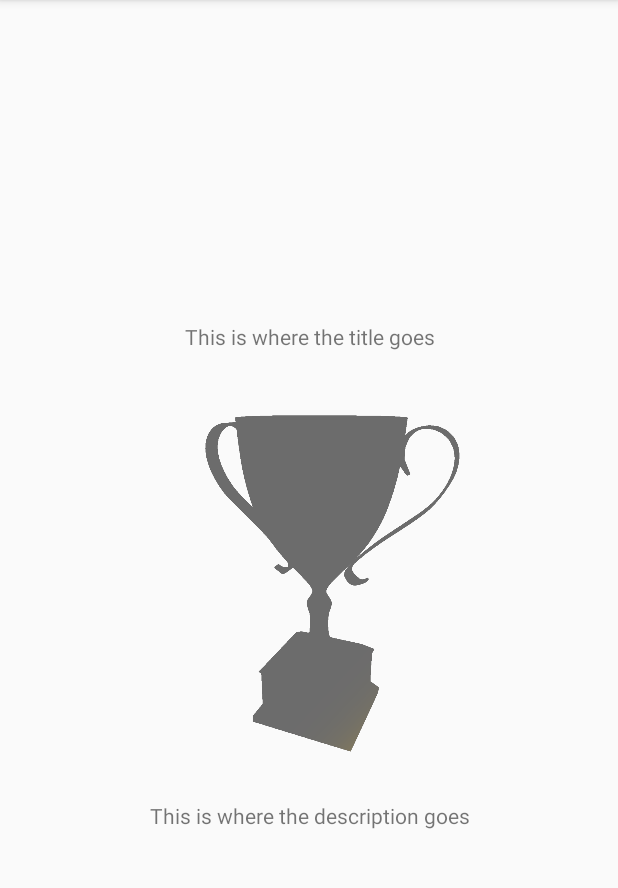
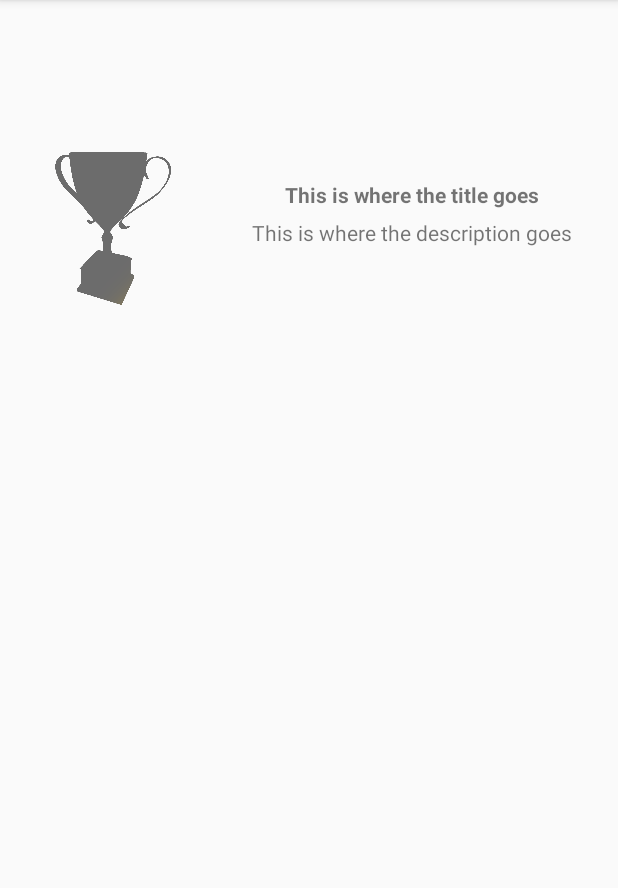
Before and after one commit to georgecodesdev/skylite, an Android app: the screen it shows after launch (MainActivity), on a phone screen of 412 x 824 dp, the part 84-972 px from its top. Run offline under Robolectric (Android 15) with nearby library versions, the phone set to English and light mode, and no system bars.

Commit message:
Layout change for Fragment
- Changed layout for easier compatibility when it is incorporated into Achievement Screen

```diff
--- a/app/src/main/java/com/example/skylite/Fragments/FragmentTrophy.java
+++ b/app/src/main/java/com/example/skylite/Fragments/FragmentTrophy.java
@@ -2,6 +2,7 @@ package com.example.skylite.Fragments;
 
 import android.content.Context;
 import android.content.res.TypedArray;
+import android.graphics.Typeface;
 import android.graphics.drawable.Drawable;
 import android.os.Bundle;
 
@@ -53,6 +54,7 @@ public class FragmentTrophy extends Fragment {
         mapUIElementsByID();
 
         description.setText(descriptionStr);
+        title.setTypeface(null, Typeface.BOLD);
         title.setText(titleStr);
         toggleCompletion(hasCompletedTrophy);
     }
--- a/app/src/main/res/layout/fragment_trophy.xml
+++ b/app/src/main/res/layout/fragment_trophy.xml
@@ -9,26 +9,40 @@
         android:layout_width="match_parent"
         android:layout_height="match_parent">
         <LinearLayout
-            android:orientation="vertical"
-            android:layout_width="match_parent"
-            android:layout_height="wrap_content"
-            android:layout_centerVertical="true"
-            android:layout_centerHorizontal="true">
-            <TextView
-                android:layout_width="fill_parent"
-                android:layout_height="wrap_content"
-                android:id="@+id/title"
-                android:gravity="center" />
+            android:orientation="horizontal"
+            android:layout_width="fill_parent"
+            android:layout_height="wrap_content">
             <ImageView
-                android:layout_width="wrap_content"
+                android:layout_width="300dp"
                 android:layout_height="300dp"
                 android:id="@+id/trophyImage"
-                android:layout_gravity="center"/>
-            <TextView
-                android:layout_width="fill_parent"
-                android:layout_height="wrap_content"
-                android:id="@+id/description"
-                android:gravity="center"/>
+                android:layout_gravity="left"
+                android:layout_weight="0.6" />
+
+            <LinearLayout
+                android:layout_width="match_parent"
+                android:layout_height="300dp"
+                android:layout_gravity="right"
+                android:orientation="vertical"
+                android:layout_centerInParent="true"
+                android:layout_weight="0.5">
+
+                <TextView
+                    android:id="@+id/title"
+                    android:layout_width="fill_parent"
+                    android:layout_height="20dp"
+                    android:gravity="center"
+                    android:layout_marginTop="120dp"/>
+
+                <TextView
+                    android:id="@+id/description"
+                    android:layout_width="fill_parent"
+                    android:layout_height="20dp"
+                    android:gravity="center"
+                    android:layout_centerInParent="true"
+                    android:layout_marginTop="5dp"/>
+                />
+            </LinearLayout>
         </LinearLayout>
     </RelativeLayout>
 
```
